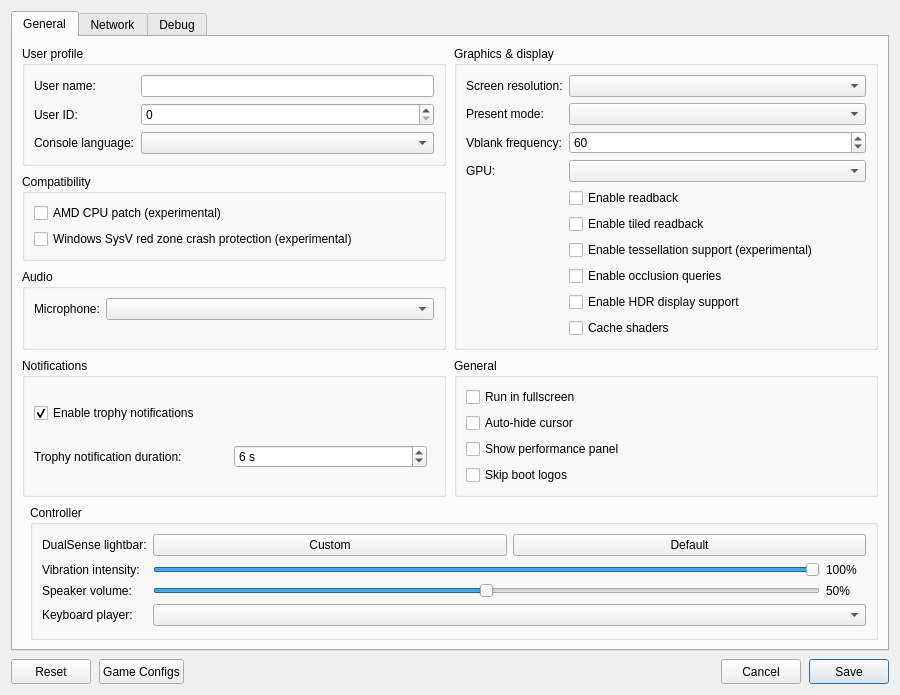
First picture: the form in src/launcher/forms/configuration_edit_dialog.ui, repository KytyPS5/KytyPS5, before the edit.
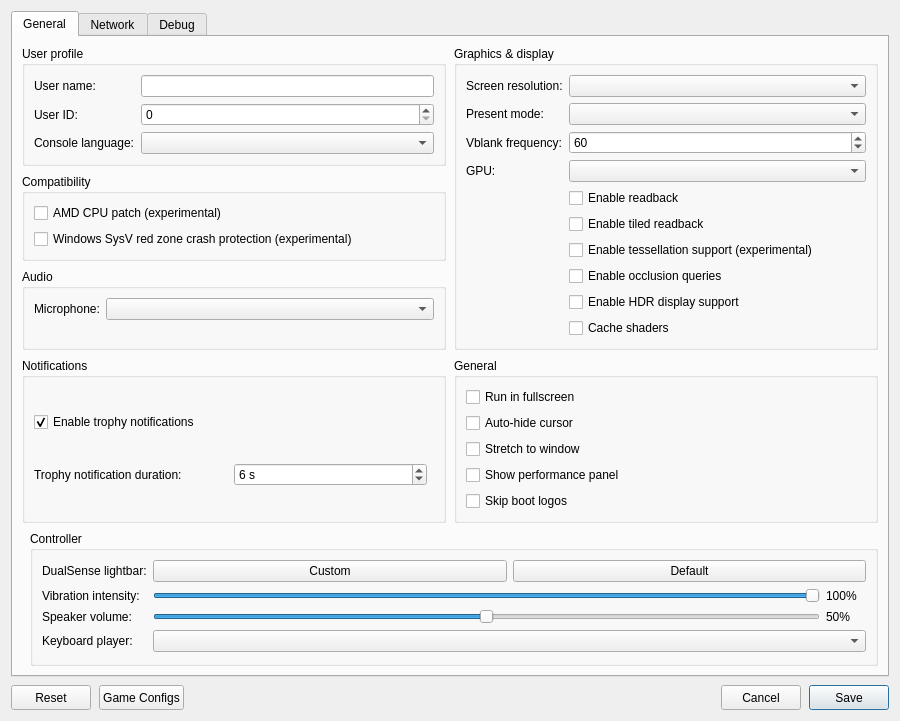
Second picture: the form after the edit. Custom widgets are drawn as their Qt base class.

Commit message:
launcher: add a Stretch to window option
Presentation now keeps the game's aspect ratio with black bars. Add
--stretch to fill the whole window as before, exposed in the launcher as
a "Stretch to window" checkbox under General, off by default.

Diff of the .ui file:
```diff
--- a/src/launcher/forms/configuration_edit_dialog.ui
+++ b/src/launcher/forms/configuration_edit_dialog.ui
@@ -256,6 +256,12 @@
               <property name="text"><string>Auto-hide cursor</string></property>
              </widget>
             </item>
+            <item>
+             <widget class="QCheckBox" name="checkBox_stretch">
+              <property name="toolTip"><string>Stretch the game image to fill the window instead of keeping its aspect ratio with black bars</string></property>
+              <property name="text"><string>Stretch to window</string></property>
+             </widget>
+            </item>
             <item>
              <widget class="QCheckBox" name="checkBox_perf_overlay">
               <property name="toolTip"><string>Show FPS, frame times, CPU/GPU usage, RAM and memory pressure in the game window. Press F2 (Cmd+P on macOS) to toggle it, and add Shift for the detailed view.</string></property>
```
Left out of the diff: 2 changed lines with no effect on the pictures. The commit also changes 8 other files.
